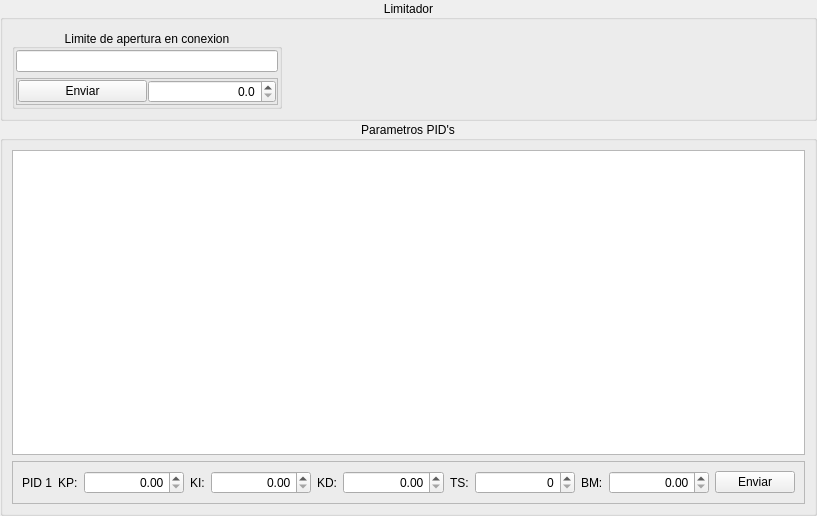
Old version of the form HMI/src/ControlOptWdg.ui in the repository DaniAlfa/Turbine_Governor.
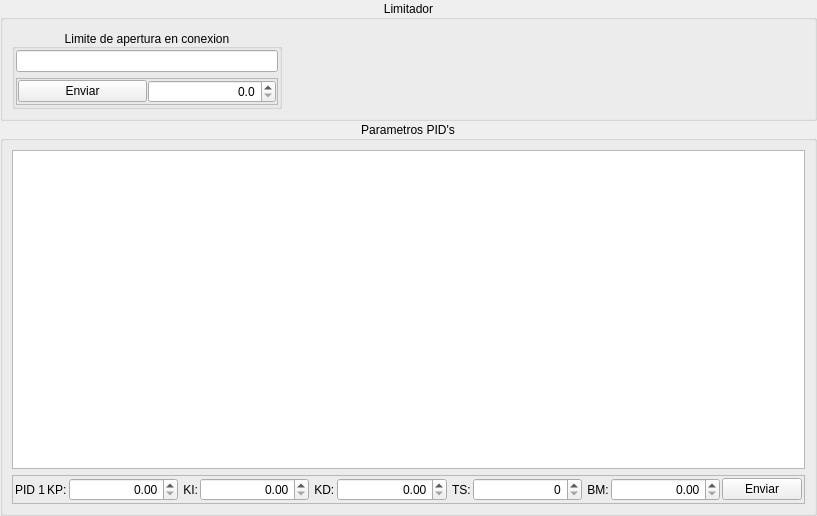
New version of the form.

Patch:
```diff
--- a/HMI/src/ControlOptWdg.ui
+++ b/HMI/src/ControlOptWdg.ui
@@ -165,6 +165,21 @@
          <enum>QFrame::Raised</enum>
         </property>
         <layout class="QHBoxLayout" name="horizontalLayout_2">
+         <property name="spacing">
+          <number>2</number>
+         </property>
+         <property name="leftMargin">
+          <number>2</number>
+         </property>
+         <property name="topMargin">
+          <number>2</number>
+         </property>
+         <property name="rightMargin">
+          <number>2</number>
+         </property>
+         <property name="bottomMargin">
+          <number>2</number>
+         </property>
          <item>
           <widget class="QLabel" name="pidLabel">
            <property name="sizePolicy">
@@ -213,7 +228,7 @@
             </sizepolicy>
            </property>
            <property name="text">
-            <string>KI:</string>
+            <string> KI:</string>
            </property>
           </widget>
          </item>
@@ -239,7 +254,7 @@
             </sizepolicy>
            </property>
            <property name="text">
-            <string>KD:</string>
+            <string> KD:</string>
            </property>
           </widget>
          </item>
@@ -265,7 +280,7 @@
             </sizepolicy>
            </property>
            <property name="text">
-            <string>TS:</string>
+            <string> TS:</string>
            </property>
           </widget>
          </item>
@@ -291,7 +306,7 @@
             </sizepolicy>
            </property>
            <property name="text">
-            <string>BM:</string>
+            <string> BM:</string>
            </property>
           </widget>
          </item>
```
